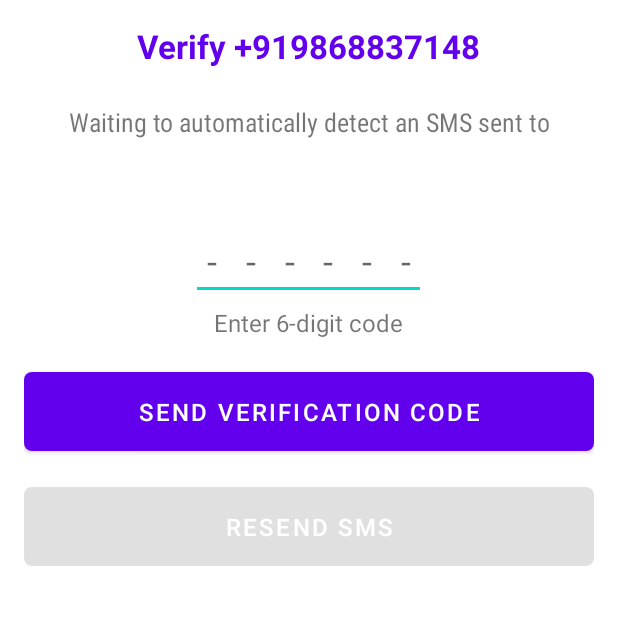
After one commit to Harshul-Jain/PowerChat, an Android app: the OtpActivity screen opened directly, with no data from a screen before it, on a phone screen of 412 x 824 dp, the top half of it. The commit adds this screen. Run offline under Robolectric (Android 15) with nearby library versions, the phone set to English and light mode, and no system bars.

Commit message:
Started with Otp Activity

```diff
--- a/app/src/main/AndroidManifest.xml
+++ b/app/src/main/AndroidManifest.xml
@@ -9,6 +9,7 @@
         android:roundIcon="@mipmap/ic_launcher_round"
         android:supportsRtl="true"
         android:theme="@style/Theme.PowerChat">
+        <activity android:name=".OtpActivity"></activity>
         <activity android:name=".LoginActivity">
             <intent-filter>
                 <action android:name="android.intent.action.MAIN" />
--- a/app/src/main/java/com/example/powerchat/LoginActivity.kt
+++ b/app/src/main/java/com/example/powerchat/LoginActivity.kt
@@ -1,6 +1,7 @@
 package com.example.powerchat
 
 import android.content.DialogInterface
+import android.content.Intent
 import androidx.appcompat.app.AppCompatActivity
 import android.os.Bundle
 import androidx.core.widget.addTextChangedListener
@@ -13,6 +14,7 @@ class LoginActivity : AppCompatActivity() {
     override fun onCreate(savedInstanceState: Bundle?) {
         super.onCreate(savedInstanceState)
         setContentView(R.layout.activity_login)
+        //1.Add Hint Request for Phone Number
         phoneNumberEt.addTextChangedListener {
             nextBtn.isEnabled = !(it.isNullOrEmpty() || it.length < 10)
         }
@@ -47,6 +49,7 @@ class LoginActivity : AppCompatActivity() {
     }
 
     private fun showOtpActivity() {
-
+        startActivity(Intent(this, OtpActivity::class.java).putExtra(PHONE_NUMBER, phoneNumber))
+        finish()
     }
 }
--- /dev/null
+++ b/app/src/main/java/com/example/powerchat/OtpActivity.kt
@@ -0,0 +1,12 @@
+package com.example.powerchat
+
+import androidx.appcompat.app.AppCompatActivity
+import android.os.Bundle
+
+const val PHONE_NUMBER = "phoneNumber"
+class OtpActivity : AppCompatActivity() {
+    override fun onCreate(savedInstanceState: Bundle?) {
+        super.onCreate(savedInstanceState)
+        setContentView(R.layout.activity_otp)
+    }
+}
--- /dev/null
+++ b/app/src/main/res/layout/activity_otp.xml
@@ -0,0 +1,94 @@
+<?xml version="1.0" encoding="utf-8"?>
+<LinearLayout xmlns:android="http://schemas.android.com/apk/res/android"
+    xmlns:app="http://schemas.android.com/apk/res-auto"
+    xmlns:tools="http://schemas.android.com/tools"
+    android:layout_width="match_parent"
+    android:layout_height="wrap_content"
+    android:gravity="center"
+    android:orientation="vertical"
+    android:paddingLeft="16dp"
+    android:paddingTop="16dp"
+    android:paddingRight="16dp"
+    android:paddingBottom="16dp"
+    tools:context=".OtpActivity">
+
+    <TextView
+        android:id="@+id/verifyTv"
+        android:layout_width="wrap_content"
+        android:layout_height="wrap_content"
+        android:text="Verify +919868837148"
+        android:textColor="@color/purple_500"
+        android:textSize="22sp"
+        android:textStyle="bold" />
+
+    <TextView
+        android:id="@+id/waitingTv"
+        android:layout_width="match_parent"
+        android:layout_height="wrap_content"
+        android:layout_gravity="center"
+        android:layout_marginTop="16dp"
+        android:fontFamily="sans-serif-condensed"
+        android:gravity="center"
+        android:padding="8dp"
+        android:text="Waiting to automatically detect an SMS sent to"
+        android:textSize="17sp" />
+
+    <TextView
+        android:id="@+id/counterTv"
+        android:layout_width="match_parent"
+        android:layout_height="wrap_content"
+        android:layout_gravity="center"
+        android:gravity="center"
+        android:padding="4dp"
+        android:textSize="16sp" />
+
+    <EditText
+        android:id="@+id/sentcodeEt"
+        android:layout_width="wrap_content"
+        android:layout_height="wrap_content"
+        android:layout_marginTop="16dp"
+        android:hint="------"
+        android:imeActionId="6"
+        android:imeActionLabel="Send"
+        android:imeOptions="actionUnspecified"
+        android:inputType="number"
+        android:letterSpacing="0.8"
+        android:maxLength="6"
+        android:maxLines="1"
+        android:padding="10dp"
+        android:textAlignment="center"
+        android:textSize="24sp" />
+
+    <TextView
+        android:layout_width="wrap_content"
+        android:layout_height="wrap_content"
+        android:padding="4dp"
+        android:text="Enter 6-digit code"
+        android:textSize="16sp" />
+
+    <com.google.android.material.button.MaterialButton
+        android:id="@+id/verificationBtn"
+        android:layout_width="match_parent"
+        android:layout_height="wrap_content"
+        android:layout_marginTop="12dp"
+        android:gravity="center"
+        android:padding="15dp"
+        android:text="send verification code"
+        android:textAllCaps="true"
+        android:textColor="#fff"
+        android:textSize="16sp"
+        app:cornerRadius="5dp" />
+
+    <com.google.android.material.button.MaterialButton
+        android:id="@+id/resendBtn"
+        android:layout_width="match_parent"
+        android:layout_height="wrap_content"
+        android:layout_marginTop="12dp"
+        android:enabled="false"
+        android:gravity="center"
+        android:padding="15dp"
+        android:text="Resend SMS"
+        android:textColor="#fff"
+        android:textSize="16dp"
+        app:cornerRadius="5dp" />
+</LinearLayout>
```
